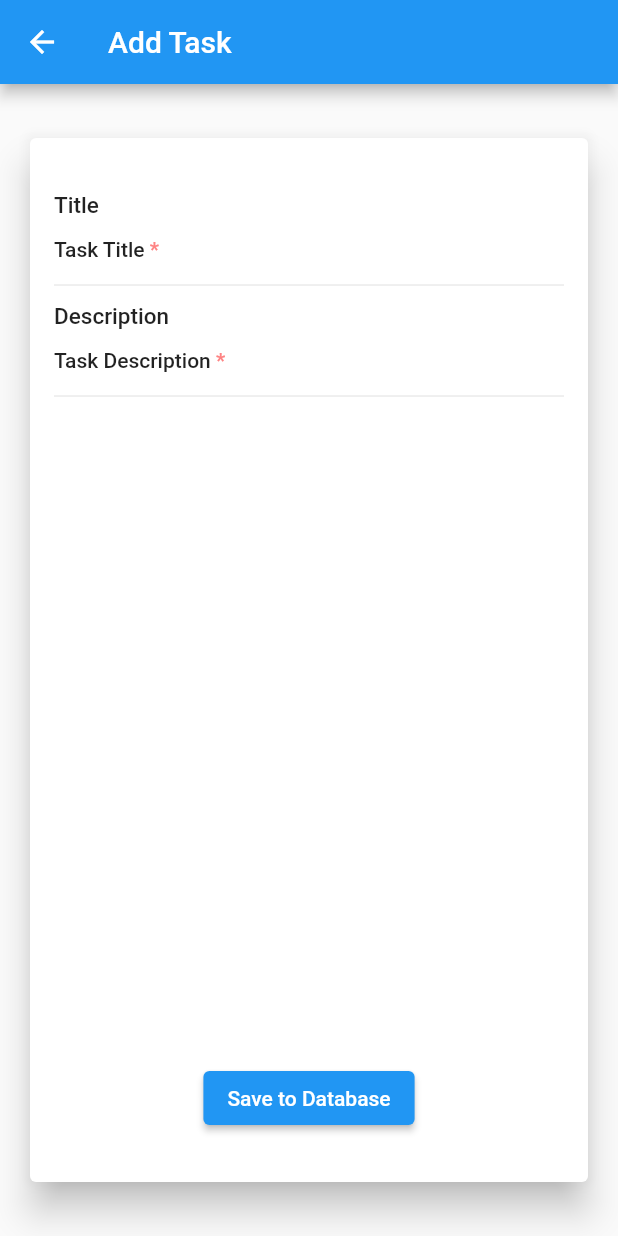
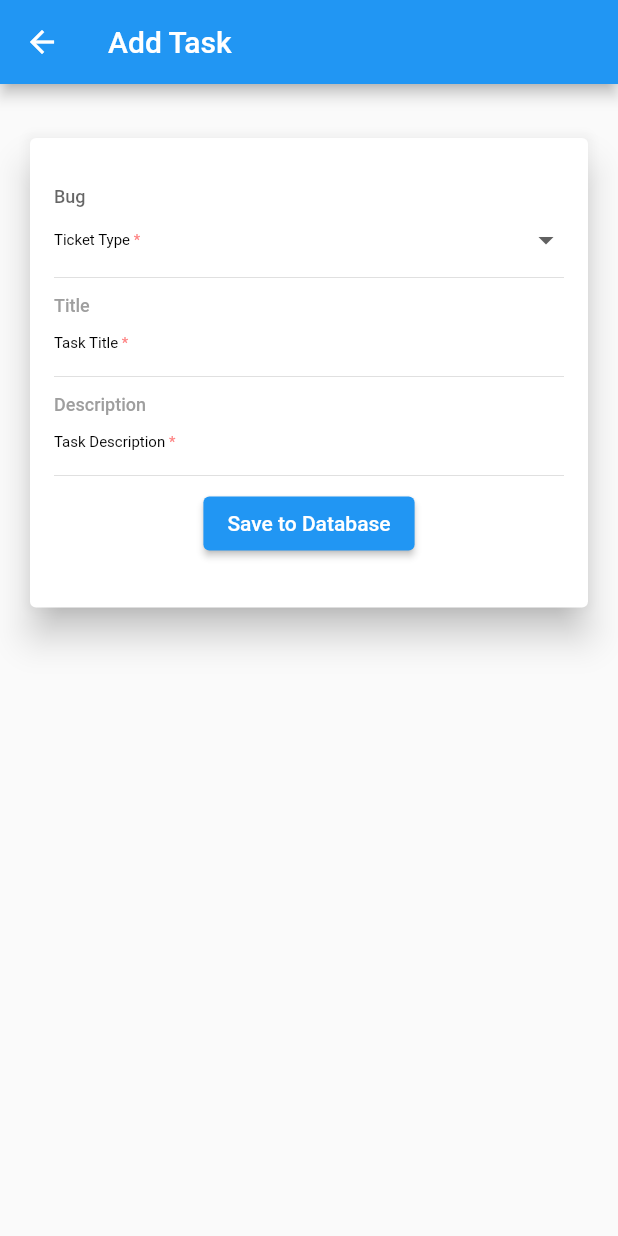
Before and after one commit to rynssnjn/firebase-sample-flutter, a Flutter app: the screen it shows after launch, after a tap on the "add" icon, on a phone screen of 412 x 824 dp. Run offline on Flutter 3.47's test engine with Material 2 defaults, Android fonts, the phone set to English and light mode, and no system bars; our stand-ins replace async_redux, cloud_firestore, firebase_core, freezed_annotation; missing offline and left inert: cloud_firestore_web, firebase_core_web; accounts and stored records are empty; generated files the repository leaves out were written again.

Commit message:
add app theme

```diff
--- a/lib/features/add_task/add_task_connector.dart
+++ b/lib/features/add_task/add_task_connector.dart
@@ -12,16 +12,19 @@ class AddTaskViewModel extends BaseModel<AppState> {
   AddTaskViewModel.build({
     this.onAddTask,
     this.onUpdateTask,
+    this.newTask,
   }) : super(equals: []);
 
   Future<void> Function()? onAddTask;
   Function(UnionTaskForm form)? onUpdateTask;
+  TaskModel? newTask;
 
   @override
   BaseModel fromStore() {
     return AddTaskViewModel.build(
       onAddTask: _onAddTask,
       onUpdateTask: _onUpdateTask,
+      newTask: _task,
     );
   }
 
@@ -31,8 +34,9 @@ class AddTaskViewModel extends BaseModel<AppState> {
 
   void _onUpdateTask(UnionTaskForm form) {
     final updatedTask = form.when(
-      title: (value) => _task.copyWith(title: value!),
-      description: (value) => _task.copyWith(description: value!),
+      title: (value) => _task.copyWith(title: value),
+      description: (value) => _task.copyWith(description: value),
+      type: (value) => _task.copyWith(type: value),
     );
 
     dispatch!(EditTask(task: updatedTask));
@@ -50,6 +54,8 @@ class AddTaskConnector extends StatelessWidget {
         onAddTask: vm.onAddTask!,
         onChangeTitle: (text) => vm.onUpdateTask!(UnionTaskForm.title(text)),
         onChangeDescription: (text) => vm.onUpdateTask!(UnionTaskForm.description(text)),
+        onChangeTicketType: (type) => vm.onUpdateTask!(UnionTaskForm.type(type)),
+        type: vm.newTask!.type,
       ),
     );
   }
--- a/lib/features/add_task/add_task_widget.dart
+++ b/lib/features/add_task/add_task_widget.dart
@@ -1,23 +1,59 @@
+import 'package:firebase_sample/utilities/enums.dart';
+import 'package:firebase_sample/utilities/extensions.dart';
+import 'package:firebase_sample/widgets/app_dropdown.dart';
 import 'package:firebase_sample/widgets/app_text_field.dart';
 import 'package:firebase_sample/widgets/loading_widget.dart';
 import 'package:flutter/material.dart';
 
-class AddTaskWidget extends StatelessWidget {
+class AddTaskWidget extends StatefulWidget {
   const AddTaskWidget({
     required this.onAddTask,
     required this.onChangeTitle,
     required this.onChangeDescription,
+    required this.onChangeTicketType,
+    this.type,
     Key? key,
   }) : super(key: key);
 
   final Future<void> Function() onAddTask;
   final Function(String text) onChangeTitle;
   final Function(String text) onChangeDescription;
+  final Function(TicketType? type) onChangeTicketType;
+  final TicketType? type;
+
+  @override
+  _AddTaskWidgetState createState() => _AddTaskWidgetState();
+}
+
+class _AddTaskWidgetState extends State<AddTaskWidget> {
+  TicketType? ticketType;
+  TextEditingController? titleContoller;
+  TextEditingController? descriptionController;
+
+  @override
+  void initState() {
+    ticketType = widget.type;
+    titleContoller = TextEditingController();
+    descriptionController = TextEditingController();
+    super.initState();
+  }
+
+  @override
+  void dispose() {
+    titleContoller!.dispose();
+    descriptionController!.dispose();
+    super.dispose();
+  }
 
   @override
   Widget build(BuildContext context) {
     final textTheme = Theme.of(context).textTheme;
-    return Scaffold(
+    return GestureDetector(
+      onTap: () {
+        final focus = FocusScope.of(context);
+        if (!focus.hasPrimaryFocus) focus.unfocus();
+      },
+      child: Scaffold(
         resizeToAvoidBottomInset: true,
         appBar: AppBar(title: Text('Add Task')),
         body: Container(
@@ -26,38 +62,53 @@ class AddTaskWidget extends StatelessWidget {
             vertical: 32,
           ),
           child: Card(
-          clipBehavior: Clip.hardEdge,
             elevation: 10,
             child: Padding(
               padding: const EdgeInsets.symmetric(
                 vertical: 32,
                 horizontal: 16,
               ),
-            child: Column(
+              child: ListView(
+                shrinkWrap: true,
                 children: [
+                  AppDropdown<TicketType>(
+                    value: ticketType,
+                    items: TicketType.values,
+                    onChanged: (type) {
+                      widget.onChangeTicketType(type);
+                      setState(() => ticketType = type);
+                    },
+                    isRequired: true,
+                    textBuilder: (type) => type.stringValue,
+                    hintText: 'Type',
+                    hintTextStyle: textTheme.bodyText1,
+                    helperText: 'Ticket Type',
+                  ),
                   AppTextField(
+                    controller: titleContoller,
                     hintText: 'Title',
-                  hintTextStyle: textTheme.bodyText1!.copyWith(fontSize: 15),
+                    hintTextStyle: textTheme.bodyText1!.copyWith(color: Colors.grey),
                     isRequired: true,
                     textInputAction: TextInputAction.next,
-                  inputTextStyle: textTheme.bodyText1!.copyWith(fontWeight: FontWeight.w400),
+                    inputTextStyle: textTheme.bodyText1,
                     helperText: 'Task Title',
-                  onChangedHandler: onChangeTitle,
+                    onChangedHandler: widget.onChangeTitle,
                   ),
                   AppTextField(
+                    controller: descriptionController,
                     hintText: 'Description',
-                  hintTextStyle: textTheme.bodyText1!.copyWith(fontSize: 15),
+                    hintTextStyle: textTheme.bodyText1!.copyWith(color: Colors.grey),
+                    keyboardType: TextInputType.multiline,
                     isRequired: true,
-                  textInputAction: TextInputAction.done,
-                  inputTextStyle: textTheme.bodyText1!.copyWith(fontWeight: FontWeight.w400),
+                    textInputAction: TextInputAction.newline,
+                    inputTextStyle: textTheme.bodyText1,
                     helperText: 'Task Description',
-                  onChangedHandler: onChangeDescription,
+                    onChangedHandler: widget.onChangeDescription,
                   ),
-                Spacer(),
                   Center(
                     child: LoadingWidget(
                       futureCallback: () async {
-                      await onAddTask();
+                        await widget.onAddTask();
                         Navigator.pop(context);
                       },
                       renderChild: (isLoading, onTap) => isLoading
@@ -73,6 +124,7 @@ class AddTaskWidget extends StatelessWidget {
             ),
           ),
         ),
+      ),
     );
   }
 }
--- a/lib/models/union_task_form.dart
+++ b/lib/models/union_task_form.dart
@@ -1,3 +1,4 @@
+import 'package:firebase_sample/utilities/enums.dart';
 import 'package:freezed_annotation/freezed_annotation.dart';
 
 part 'union_task_form.freezed.dart';
@@ -6,4 +7,5 @@ part 'union_task_form.freezed.dart';
 abstract class UnionTaskForm with _$UnionTaskForm {
   const factory UnionTaskForm.title([String? title]) = Title;
   const factory UnionTaskForm.description([String? description]) = Description;
+  const factory UnionTaskForm.type([TicketType? type]) = Type;
 }
--- a/lib/test_app.dart
+++ b/lib/test_app.dart
@@ -2,6 +2,7 @@ import 'package:async_redux/async_redux.dart';
 import 'package:firebase_sample/features/tasks_board/task_board_connector.dart';
 import 'package:firebase_sample/state/app_state.dart';
 import 'package:firebase_sample/utilities/app_router.dart';
+import 'package:firebase_sample/utilities/app_theme.dart';
 import 'package:flutter/material.dart';
 
 class TestApp extends StatelessWidget {
@@ -17,7 +18,7 @@ class TestApp extends StatelessWidget {
     return StoreProvider(
       store: store!,
       child: MaterialApp(
-        theme: ThemeData(primarySwatch: Colors.blue),
+        theme: appTheme,
         home: Scaffold(
           body: Navigator(
             key: navigatorKey,
--- /dev/null
+++ b/lib/utilities/app_theme.dart
@@ -0,0 +1,59 @@
+import 'package:flutter/material.dart';
+
+final ThemeData appTheme = ThemeData(
+  inputDecorationTheme: InputDecorationTheme(
+    border: InputBorder.none,
+    isDense: true,
+    contentPadding: EdgeInsets.symmetric(vertical: 5),
+  ),
+  textTheme: TextTheme(
+    // from headline 3 to headline 1
+    headline1: TextStyle(
+      color: Colors.black,
+      fontWeight: FontWeight.bold,
+      fontSize: 40,
+    ),
+    // from headline 4 to headline 2
+    headline2: TextStyle(
+      color: Colors.black,
+      fontWeight: FontWeight.bold,
+      fontSize: 40,
+    ),
+    // from headline 1 to headline 3
+    headline3: TextStyle(
+      color: Colors.black,
+      fontWeight: FontWeight.w900,
+      fontSize: 22,
+    ),
+    // from bodyText 1 to headline 4
+    headline4: TextStyle(
+      color: Colors.black,
+      fontSize: 18,
+      fontWeight: FontWeight.bold,
+    ),
+    // from subtitle 1 to headline 5
+    headline5: TextStyle(
+      color: Colors.black,
+      fontSize: 16,
+      fontWeight: FontWeight.w500,
+    ),
+    // from headline 6 to headline 6
+    headline6: TextStyle(
+      fontSize: 14,
+      fontWeight: FontWeight.bold,
+    ),
+    // from subtitle 2 to bodyText 1
+    bodyText1: TextStyle(
+      color: Colors.black.withOpacity(0.6),
+      fontSize: 12,
+    ),
+    bodyText2: TextStyle(
+      color: Colors.black,
+      fontSize: 12,
+    ),
+    caption: TextStyle(
+      color: Colors.black,
+      fontSize: 10,
+    ),
+  ),
+);
--- a/lib/utilities/extensions.dart
+++ b/lib/utilities/extensions.dart
@@ -22,6 +22,17 @@ extension TicketTypeExt on TicketType {
         return Colors.greenAccent;
     }
   }
+
+  String get stringValue {
+    switch (this) {
+      case TicketType.BUG:
+        return 'Bug';
+      case TicketType.TASK:
+        return 'Task';
+      case TicketType.CHANGE_REQUEST:
+        return 'Change Request';
+    }
+  }
 }
 
 extension TaskProgressExt on TaskProgress {
--- /dev/null
+++ b/lib/widgets/app_dropdown.dart
@@ -0,0 +1,77 @@
+import 'package:firebase_sample/widgets/helper_text.dart';
+import 'package:flutter/material.dart';
+
+class AppDropdown<T> extends StatelessWidget {
+  const AppDropdown({
+    @required this.value,
+    @required this.items,
+    @required this.onChanged,
+    this.hintText,
+    this.hintTextStyle,
+    this.textBuilder,
+    this.helperText,
+    this.isRequired = false,
+    this.onButtonTap,
+    Key? key,
+  }) : super(key: key);
+
+  final T? value;
+  final List<T?>? items;
+  final ValueChanged<T?>? onChanged;
+  final String? hintText;
+  final TextStyle? hintTextStyle;
+  final String? helperText;
+  final String Function(T value)? textBuilder;
+  final bool? isRequired;
+  final VoidCallback? onButtonTap;
+
+  @override
+  Widget build(BuildContext context) {
+    final textTheme = Theme.of(context).textTheme;
+    return Column(
+      crossAxisAlignment: CrossAxisAlignment.start,
+      mainAxisSize: MainAxisSize.min,
+      children: <Widget>[
+        Text(
+          (items!.contains(value!) ? textBuilder!(value!) : hintText)!,
+          style: hintTextStyle ??
+              textTheme.headline5!.copyWith(
+                color: Colors.black.withOpacity(items!.contains(value) ? 1 : .60),
+              ),
+        ),
+        SizedBox(height: 10),
+        DropdownButtonHideUnderline(
+          child: DropdownButton<T>(
+            onTap: () {
+              if (onButtonTap != null) {
+                onButtonTap!();
+              }
+              final focus = FocusManager.instance.primaryFocus;
+              if (focus!.hasFocus) {
+                focus.unfocus();
+              }
+            },
+            isDense: true,
+            items: items!
+                .map((item) => DropdownMenuItem<T>(
+                      value: item,
+                      child: Text(
+                        textBuilder!(item!),
+                      ),
+                    ))
+                .toList(),
+            onChanged: onChanged,
+            icon: Icon(Icons.arrow_drop_down),
+            isExpanded: true,
+            hint: HelperText(
+              helperText: helperText,
+              isRequired: isRequired,
+            ),
+          ),
+        ),
+        SizedBox(height: 5),
+        Divider()
+      ],
+    );
+  }
+}
--- a/lib/widgets/app_text_field.dart
+++ b/lib/widgets/app_text_field.dart
@@ -11,7 +11,6 @@ class AppTextField extends StatelessWidget {
     this.onChangedHandler,
     this.isRequired = false,
     this.controller,
-    this.enabled = true,
     this.inputTextStyle,
     this.message,
     this.underlineColor,
@@ -26,7 +25,6 @@ class AppTextField extends StatelessWidget {
   final ValueChanged<String>? onChangedHandler;
   final TextEditingController? controller;
   final bool? isRequired;
-  final bool? enabled;
   final TextStyle? inputTextStyle;
   final String? message;
   final Color? underlineColor;
@@ -42,7 +40,6 @@ class AppTextField extends StatelessWidget {
         mainAxisSize: MainAxisSize.min,
         children: [
           TextFormField(
-            enabled: enabled,
             controller: controller,
             maxLines: null,
             decoration: InputDecoration(
@@ -50,12 +47,12 @@ class AppTextField extends StatelessWidget {
               isDense: true,
               contentPadding: EdgeInsets.symmetric(vertical: 4),
               hintText: hintText,
-              hintStyle: hintTextStyle ?? textTheme.bodyText1!.copyWith(fontSize: 15),
+              hintStyle: hintTextStyle ?? textTheme.bodyText1,
               counterStyle: textTheme.bodyText1,
             ),
             keyboardType: keyboardType ?? TextInputType.text,
             textInputAction: textInputAction,
-            style: inputTextStyle ?? textTheme.headline4!.copyWith(fontWeight: FontWeight.w400),
+            style: inputTextStyle ?? textTheme.bodyText1!,
             inputFormatters: inputFormatters,
             onChanged: onChangedHandler,
             textCapitalization: TextCapitalization.sentences,
--- a/lib/widgets/helper_text.dart
+++ b/lib/widgets/helper_text.dart
@@ -13,19 +13,18 @@ class HelperText extends StatelessWidget {
   @override
   Widget build(BuildContext context) {
     final textTheme = Theme.of(context).textTheme;
-    final helperTextStyle = textTheme.bodyText1;
 
     return RichText(
       text: TextSpan(
         children: <TextSpan>[
           TextSpan(
             text: helperText,
-            style: helperTextStyle,
+            style: textTheme.caption,
           ),
           if (isRequired!)
             TextSpan(
               text: ' *',
-              style: helperTextStyle!.copyWith(color: formErrorColor),
+              style: textTheme.caption!.copyWith(color: formErrorColor),
             ),
         ],
       ),
```
Lines whose indentation alone changed are shown as unchanged.
